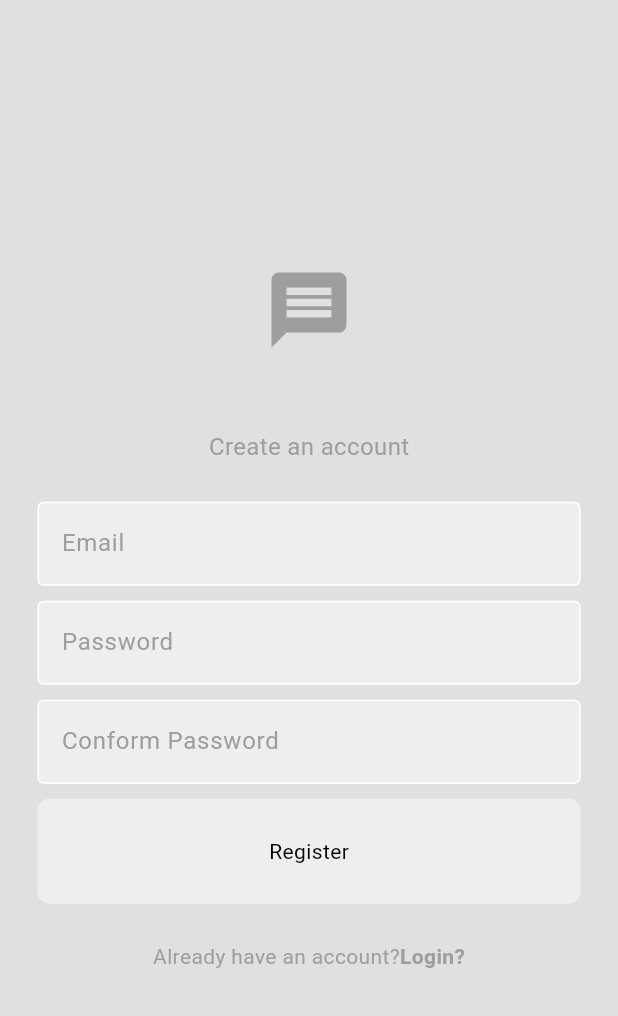
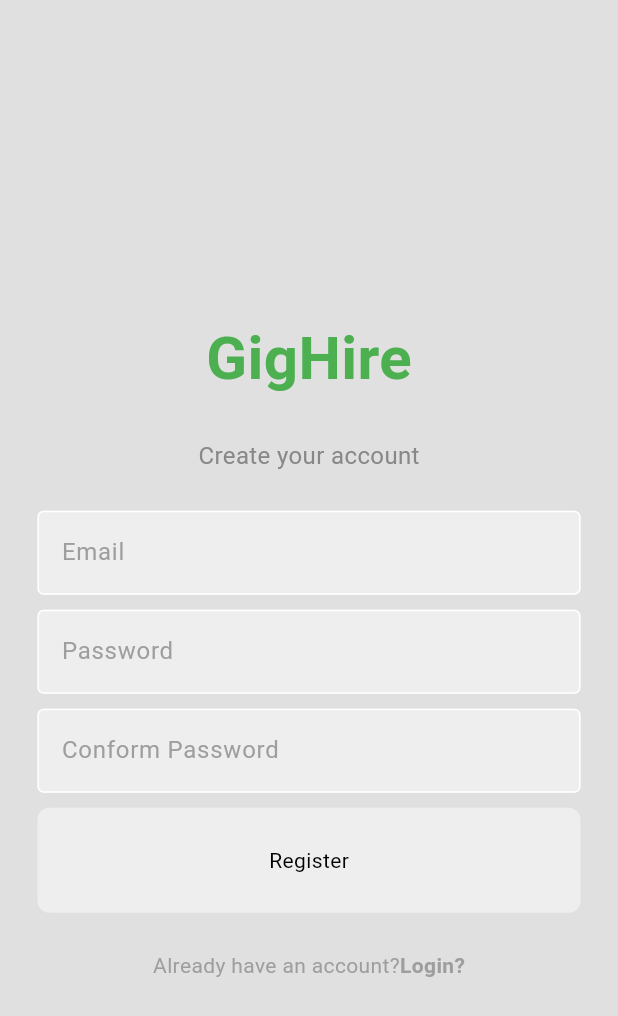
Before and after one commit to timsinadipesh/GigHire, a Flutter app: the screen it shows after launch, after a tap on "Register now?", on a phone screen of 412 x 824 dp. Shown: the top 1016 px of the screen. Run offline on Flutter 3.47's test engine with Material 3 defaults, Android fonts, the phone set to English and light mode, and no system bars; our stand-ins replace cloud_firestore, firebase_auth, firebase_core; accounts and stored records are empty; network calls fail.

Commit message:
minor changes

```diff
--- a/lib/Chat UI/LoginPage.dart
+++ b/lib/Chat UI/LoginPage.dart
@@ -44,22 +44,22 @@ class Loginpage extends StatelessWidget {
         child: Column(
           mainAxisAlignment: MainAxisAlignment.center,
           children: [
-            // Logo
-            Icon(
-              Icons.message,
-              size: 60,
-              color: Theme.of(context).colorScheme.primary,
+            // Logo and Tagline
+            const SizedBox(height: 5),
+            const Text(
+              'GigHire',
+              style: TextStyle(
+                color: Color(0xFF4CAF50),
+                fontSize: 40,
+                fontWeight: FontWeight.bold,
+              ),
             ),
 
-            const SizedBox(height: 50),
+            const SizedBox(height: 25),
 
-            // Welcome back message
-            Text(
-              "Welcome back",
-              style: TextStyle(
-                color: Theme.of(context).colorScheme.primary,
-                fontSize: 16,
-              ),
+            const Text(
+              'Welcome Back',
+              style: TextStyle(color: Color(0xFF888888), fontSize: 16),
             ),
 
             const SizedBox(height: 25),
--- a/lib/Chat UI/RegisterPage.dart
+++ b/lib/Chat UI/RegisterPage.dart
@@ -53,22 +53,22 @@ class Registerpage extends StatelessWidget {
         child: Column(
           mainAxisAlignment: MainAxisAlignment.center,
           children: [
-            // Logo
-            Icon(
-              Icons.message,
-              size: 60,
-              color: Theme.of(context).colorScheme.primary,
+            // Logo and Tagline
+            const SizedBox(height: 40),
+            const Text(
+              'GigHire',
+              style: TextStyle(
+                color: Color(0xFF4CAF50),
+                fontSize: 40,
+                fontWeight: FontWeight.bold,
+              ),
             ),
 
-            const SizedBox(height: 50),
+            const SizedBox(height: 25),
 
-            // create an account message
-            Text(
-              "Create an account",
-              style: TextStyle(
-                color: Theme.of(context).colorScheme.primary,
-                fontSize: 16,
-              ),
+            const Text(
+              'Create your account',
+              style: TextStyle(color: Color(0xFF888888), fontSize: 16),
             ),
 
             const SizedBox(height: 25),
--- /dev/null
+++ b/lib/Chat UI/servivces.dart
@@ -0,0 +1,10 @@
+import 'package:flutter/material.dart';
+
+class Servivces extends StatelessWidget {
+  const Servivces({super.key});
+
+  @override
+  Widget build(BuildContext context) {
+    return Scaffold();
+  }
+}
--- a/lib/Components/my_drawer.dart
+++ b/lib/Components/my_drawer.dart
@@ -1,5 +1,6 @@
 import 'package:flutter/material.dart';
 import 'package:gighire/Chat%20UI/chat.dart';
+import 'package:gighire/Chat%20UI/servivces.dart';
 import 'package:gighire/Services/Auth/auth_service.dart';
 import 'package:gighire/Chat%20UI/settings_page.dart';
 
@@ -63,6 +64,24 @@ class MyDrawer extends StatelessWidget {
                 ),
               ),
 
+              //Services
+              Padding(
+                padding: const EdgeInsets.only(left: 25.0),
+                child: ListTile(
+                  title: const Text("S E R V I C E S"),
+                  leading: const Icon(Icons.chat),
+                  onTap: () {
+                    //Pop the drawer
+                    Navigator.pop(context);
+                    Navigator.push(
+                        context,
+                        MaterialPageRoute(
+                          builder: (context) => Servivces(),
+                        ));
+                  },
+                ),
+              ),
+
               //settings list tile
               Padding(
                 padding: const EdgeInsets.only(left: 25.0),
--- a/lib/Components/text_field.dart
+++ b/lib/Components/text_field.dart
@@ -28,7 +28,7 @@ class MyTextfield extends StatelessWidget {
           ),
           focusedBorder: OutlineInputBorder(
             borderSide:
-                BorderSide(color: Theme.of(context).colorScheme.primary),
+                BorderSide(color: Theme.of(context).colorScheme.secondary),
           ),
           fillColor: Theme.of(context).colorScheme.secondary,
           filled: true,
--- a/lib/main.dart
+++ b/lib/main.dart
@@ -40,6 +40,7 @@ import 'package:flutter/material.dart';
 import 'package:gighire/Services/Auth/auth_gate.dart';
 import 'package:gighire/Theme/theme_provider.dart';
 import 'package:gighire/firebase_options.dart';
+import 'package:gighire/ui/SignupScreen.dart';
 import 'package:provider/provider.dart';
 
 void main() async {
@@ -59,6 +60,7 @@ class MyApp extends StatelessWidget {
     return MaterialApp(
       debugShowCheckedModeBanner: false,
       home: const AuthGate(),
+      // home: const SignupScreen(),
       // home: HomePage(),
       theme: Provider.of<ThemeProvider>(context).themeData,
     );
--- a/lib/ui/SignupScreen.dart
+++ b/lib/ui/SignupScreen.dart
@@ -23,6 +23,7 @@ class _SignupScreenState extends State<SignupScreen> {
             child: Column(
               mainAxisAlignment: MainAxisAlignment.start,
               children: [
+
                 // Logo and Tagline
                 const SizedBox(height: 40),
                 const Text(
```
Also changed, not shown: 1 other file.
